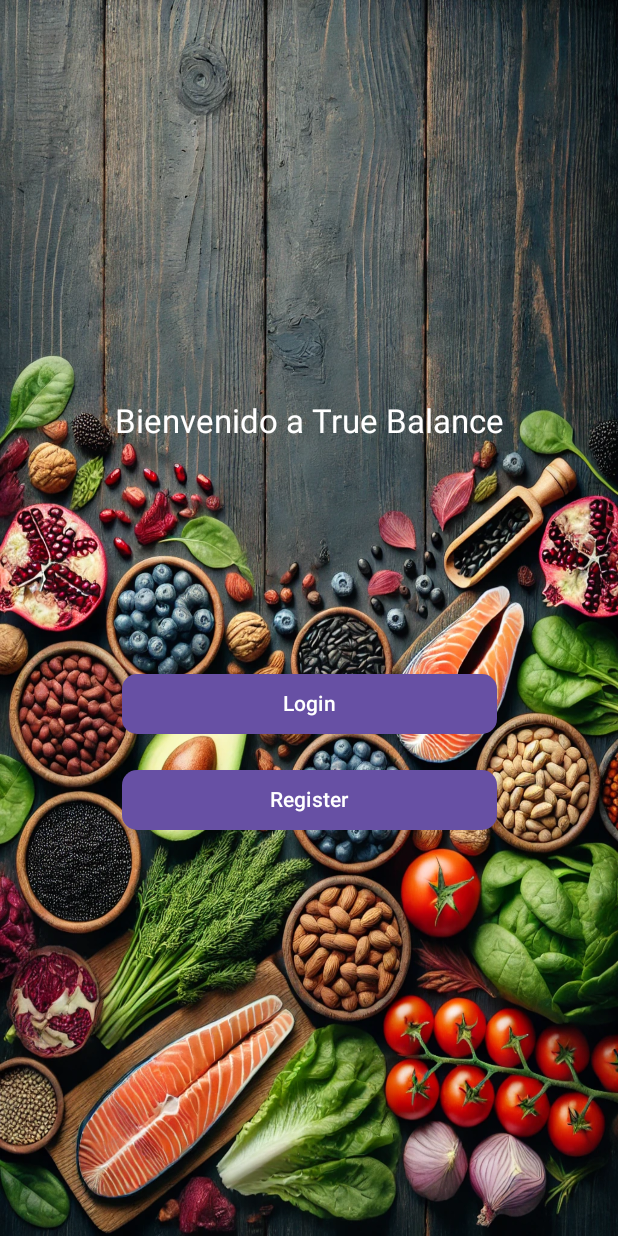
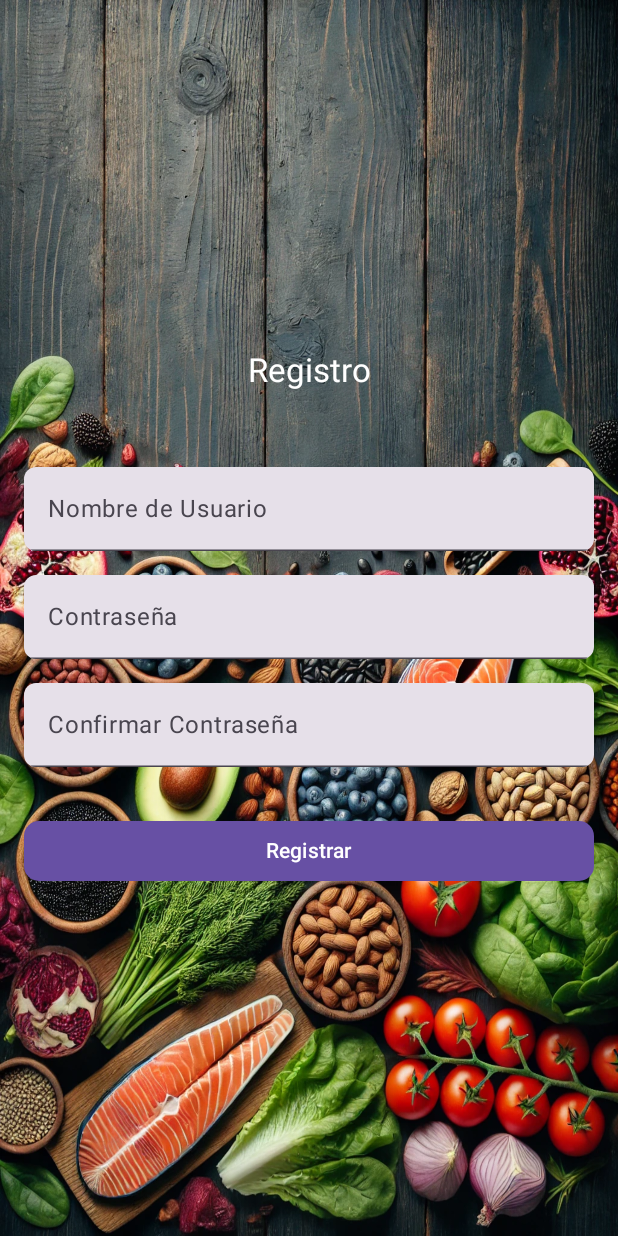
Before and after one commit to SCatalanH/True_balance, an Android app built with Jetpack Compose: the screen it shows after launch (InicioActivity before the commit, RegistroActivity after it), after a tap on "Register", on a phone screen of 412 x 824 dp. Run offline under Robolectric (Android 15) with nearby library versions, the phone set to English and light mode, and no system bars.

Commit message:
tercer commit register creado

```diff
--- a/app/src/main/AndroidManifest.xml
+++ b/app/src/main/AndroidManifest.xml
@@ -23,10 +23,13 @@
             </intent-filter>
         </activity>
 
+        <activity android:name=".RegistroActivity" />
+
+
+
         <activity
             android:name=".MainActivity"
             android:exported="true"
-            android:label="@string/app_name"
             android:theme="@style/Theme.Sum_V1">
         </activity>
 
--- a/app/src/main/java/com/example/sum_v1/InicioActivity.kt
+++ b/app/src/main/java/com/example/sum_v1/InicioActivity.kt
@@ -26,6 +26,8 @@ class InicioActivity : ComponentActivity() {
                     startActivity(intent)
                 },
                 onRegisterClick = {
+                    val intent = Intent(this, RegistroActivity::class.java)
+                    startActivity(intent)
 
                 }
             )
--- /dev/null
+++ b/app/src/main/java/com/example/sum_v1/RegistroActivity.kt
@@ -0,0 +1,103 @@
+package com.example.sum_v1
+
+import android.os.Bundle
+import androidx.activity.ComponentActivity
+import androidx.activity.compose.setContent
+import androidx.compose.foundation.Image
+import androidx.compose.ui.res.painterResource
+import androidx.compose.foundation.layout.*
+import androidx.compose.foundation.shape.RoundedCornerShape
+import androidx.compose.material3.*
+import androidx.compose.runtime.*
+import androidx.compose.ui.Alignment
+import androidx.compose.ui.Modifier
+import androidx.compose.ui.graphics.Color
+import androidx.compose.ui.layout.ContentScale
+import androidx.compose.ui.text.input.PasswordVisualTransformation
+import androidx.compose.ui.unit.dp
+
+class RegistroActivity : ComponentActivity() {
+    override fun onCreate(savedInstanceState: Bundle?) {
+        super.onCreate(savedInstanceState)
+        setContent {
+            RegistroScreen()
+        }
+    }
+}
+
+@Composable
+fun RegistroScreen() {
+    var username by remember { mutableStateOf("") }
+    var password by remember { mutableStateOf("") }
+    var confirmPassword by remember { mutableStateOf("") }
+
+    Box(
+        modifier = Modifier
+            .fillMaxSize()
+    ) {
+        Image(
+            painter = painterResource(id = R.drawable.fondo_sumativa_2),
+            contentDescription = null,
+            contentScale = ContentScale.FillBounds,
+            modifier = Modifier.fillMaxSize()
+        )
+
+        Column(
+            modifier = Modifier
+                .fillMaxSize()
+                .padding(16.dp),
+            verticalArrangement = Arrangement.Center,
+            horizontalAlignment = Alignment.CenterHorizontally
+        ) {
+
+            Text(
+                text = "Registro",
+                color = Color.White,
+                style = MaterialTheme.typography.titleLarge,
+                modifier = Modifier.align(Alignment.CenterHorizontally)
+            )
+
+            Spacer(modifier = Modifier.height(50.dp))
+
+            TextField(
+                value = username,
+                onValueChange = { username = it },
+                label = { Text("Nombre de Usuario") },
+                modifier = Modifier.fillMaxWidth(),
+                shape = RoundedCornerShape(8.dp)
+            )
+
+            Spacer(modifier = Modifier.height(16.dp))
+
+            TextField(
+                value = password,
+                onValueChange = { password = it },
+                label = { Text("Contraseña") },
+                visualTransformation = PasswordVisualTransformation(),
+                modifier = Modifier.fillMaxWidth(),
+                shape = RoundedCornerShape(8.dp)
+            )
+
+            Spacer(modifier = Modifier.height(16.dp))
+
+            TextField(
+                value = confirmPassword,
+                onValueChange = { confirmPassword = it },
+                label = { Text("Confirmar Contraseña") },
+                visualTransformation = PasswordVisualTransformation(),
+                modifier = Modifier.fillMaxWidth(),
+                shape = RoundedCornerShape(8.dp)
+            )
+
+            Spacer(modifier = Modifier.height(32.dp))
+
+            Button(
+                onClick = { /* Aquí iría la lógica para registrar al usuario */ },
+                modifier = Modifier.fillMaxWidth(),
+                shape = RoundedCornerShape(10.dp)
+            ) {
+                Text("Registrar")
+            }
+        }
+    }
+}
--- a/app/src/main/java/com/example/sum_v1/ui/theme/RegistroActivity.kt
+++ /dev/null
@@ -1 +0,0 @@
-package com.example.sum_v1.ui.theme
```
